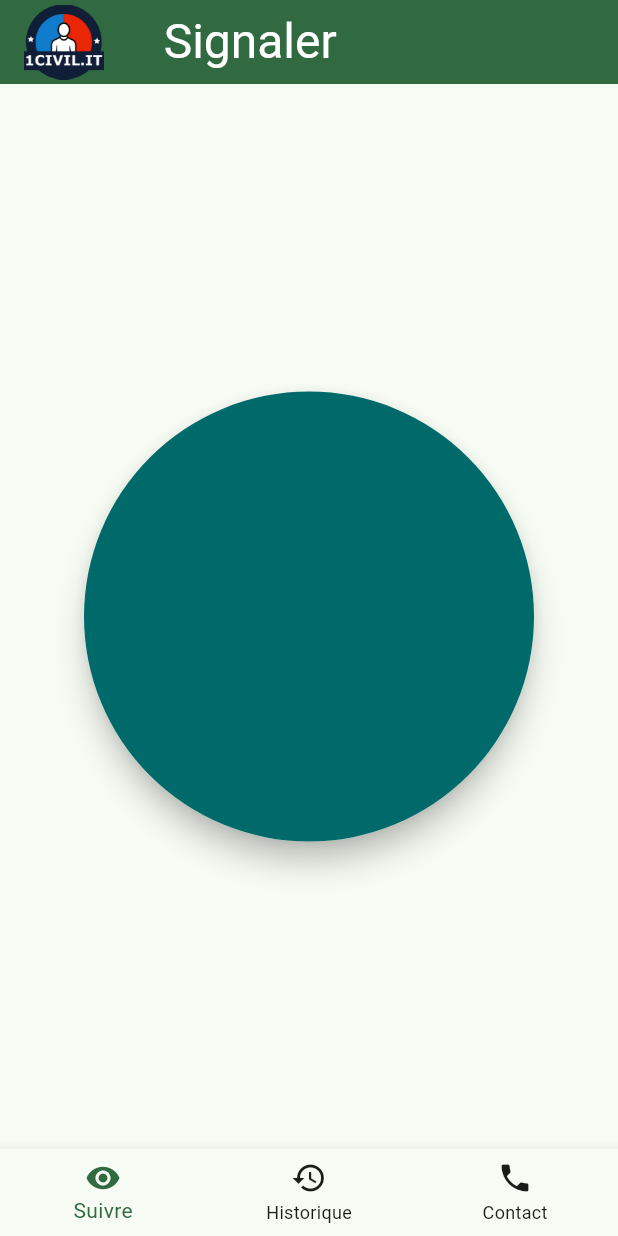
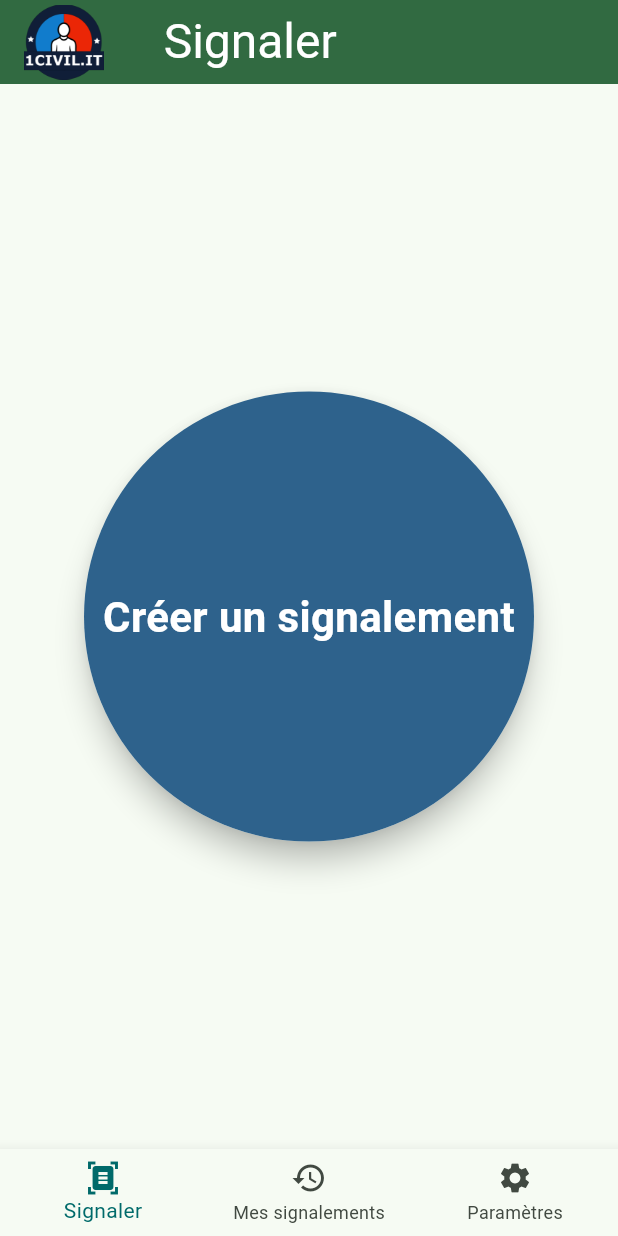
Before and after one commit to victorlmtr/1civil-it, a Flutter app: the HomeScreen screen opened directly, on a phone screen of 412 x 824 dp. Run offline on Flutter 3.47's test engine with Material 3 defaults, Android fonts, the phone set to English and light mode, and no system bars; our stand-ins replace image_picker.

Commit message:
home screen update

```diff
--- a/civilit_flutter/lib/screens/home_screen.dart
+++ b/civilit_flutter/lib/screens/home_screen.dart
@@ -30,17 +30,23 @@ class _HomeScreenState extends State<HomeScreen> {
             Text(
               'Signaler',
               style: TextStyle(
-                color: Theme.of(context).colorScheme.onSecondary,
+                color: Theme
+                    .of(context)
+                    .colorScheme
+                    .onSecondary,
                 fontSize: 32,
               ),
             ),
           ],
         ),
-        backgroundColor: Theme.of(context).colorScheme.primary,
+        backgroundColor: Theme
+            .of(context)
+            .colorScheme
+            .primary,
       ),
       body: Center(
         child: Material(
-          elevation: 8,
+          elevation: 8, // Add shadow
           shape: const CircleBorder(),
           child: InkWell(
             onTap: () {
@@ -51,32 +57,55 @@ class _HomeScreenState extends State<HomeScreen> {
               width: 300,
               height: 300,
               decoration: BoxDecoration(
-                color: Theme.of(context).colorScheme.secondary,
-                borderRadius: BorderRadius.circular(200),
+                color: Theme
+                    .of(context)
+                    .colorScheme
+                    .tertiary,
+                shape: BoxShape.circle,
+              ),
+              child: Center(
+                child: Text(
+                  'Créer un signalement',
+                  textAlign: TextAlign.center,
+                  style: TextStyle(
+                    color: Theme
+                        .of(context)
+                        .colorScheme
+                        .onTertiary,
+                    fontSize: 28,
+                    fontWeight: FontWeight.bold,
+                  ),
+                ),
               ),
             ),
           ),
         ),
       ),
       bottomNavigationBar: BottomNavigationBar(
-        selectedItemColor: Theme.of(context).colorScheme.primary,
-        unselectedItemColor: Theme.of(context).colorScheme.onSurface,
+        currentIndex: _selectedIndex,
         onTap: _onItemTapped,
-        currentIndex: _selectedIndex,
         items: const [
           BottomNavigationBarItem(
-            label: 'Suivre',
-            icon: Icon(Icons.visibility),
+            icon: Icon(Icons.document_scanner),
+            label: 'Signaler',
           ),
           BottomNavigationBarItem(
-            label: 'Historique',
             icon: Icon(Icons.history),
+            label: 'Mes signalements',
           ),
           BottomNavigationBarItem(
-            label: 'Contact',
-            icon: Icon(Icons.phone),
+            icon: Icon(Icons.settings),
+            label: 'Paramètres',
           ),
         ],
+        selectedItemColor: Theme
+            .of(context)
+            .colorScheme
+            .secondary,
+        unselectedItemColor: Theme
+            .of(context)
+            .colorScheme
+            .onSurfaceVariant,
       ),
     );
   }
```
Also changed, not shown: 2 other files.
